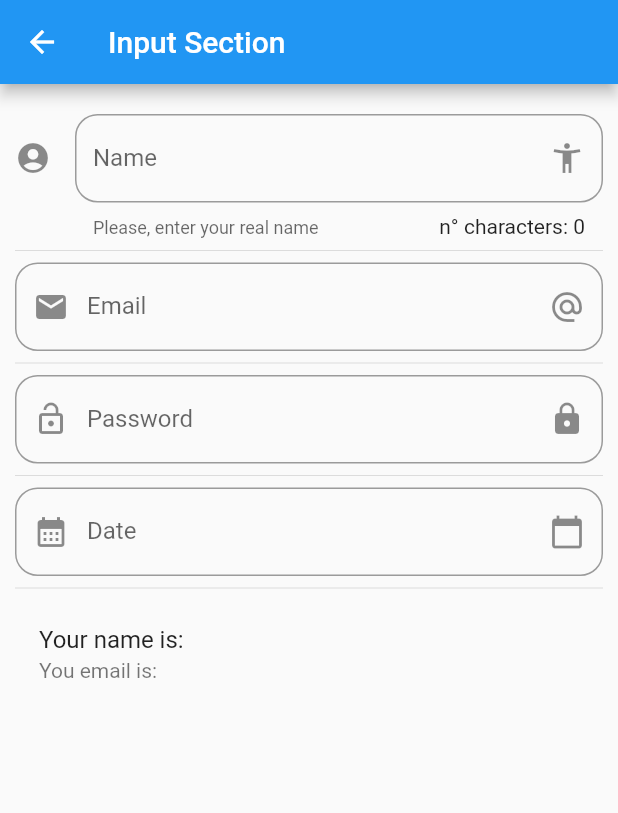
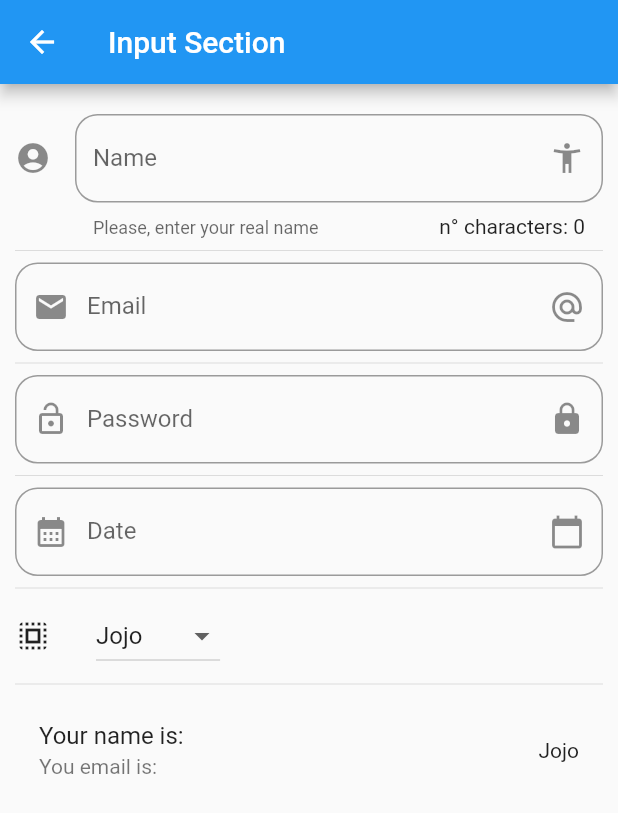
Before and after one commit to kamimefis/flutter_components_app, a Flutter app: the InputsPage screen opened by its route, on a phone screen of 412 x 824 dp. Shown: the top 813 px of the screen. Run offline on Flutter 3.47's test engine with Material 2 defaults, Android fonts, the phone set to English and light mode, and no system bars.

Commit message:
dropdown in input section

```diff
--- a/lib/src/pages/inputs_page.dart
+++ b/lib/src/pages/inputs_page.dart
@@ -12,6 +12,8 @@ class _InputsPageState extends State<InputsPage> {
   String _email= '';
   String _password = '';
   String _date = '';
+  String _selectedOpt = 'Jojo';
+  List _dropdownList = ['Jojo', 'Bojji', 'Saitama', 'Gugu', 'Vash', 'Ein'];
 
   //To assign a date input value to its textfield and display it on screen
   TextEditingController _inputFieldDateController= new TextEditingController();
@@ -30,6 +32,8 @@ class _InputsPageState extends State<InputsPage> {
           _createPassword(),
           Divider(),
           _createDate(context),
+          Divider(),
+          _createDropDown(),
           Divider(),
           _createPerson(),
         ],
@@ -64,6 +68,7 @@ class _InputsPageState extends State<InputsPage> {
     return ListTile(
       title: Text('Your name is: ${_name}'),
       subtitle: Text('You email is: ${_email}'),
+      trailing: Text(_selectedOpt),
     );
   }
 
@@ -147,4 +152,34 @@ class _InputsPageState extends State<InputsPage> {
 
 }
 
+
+  List<DropdownMenuItem<String>> getDropDownOptions() {
+    List<DropdownMenuItem<String>> myList= [];
+    _dropdownList.forEach((opt) {
+      myList.add(DropdownMenuItem(
+        child: Text(opt),
+        value: opt,
+      ));
+    });
+    return myList;
+  }
+
+  Widget _createDropDown() {
+    return Row(
+      children: [
+        Icon(Icons.select_all),
+        SizedBox(width: 30.0,),
+        DropdownButton(
+          value: _selectedOpt,
+          items: getDropDownOptions(),
+          onChanged: (opt){
+            setState(() {
+              _selectedOpt = opt as String;
+            });
+          }
+        ),
+      ],
+    );
+  }
+
 }
```
